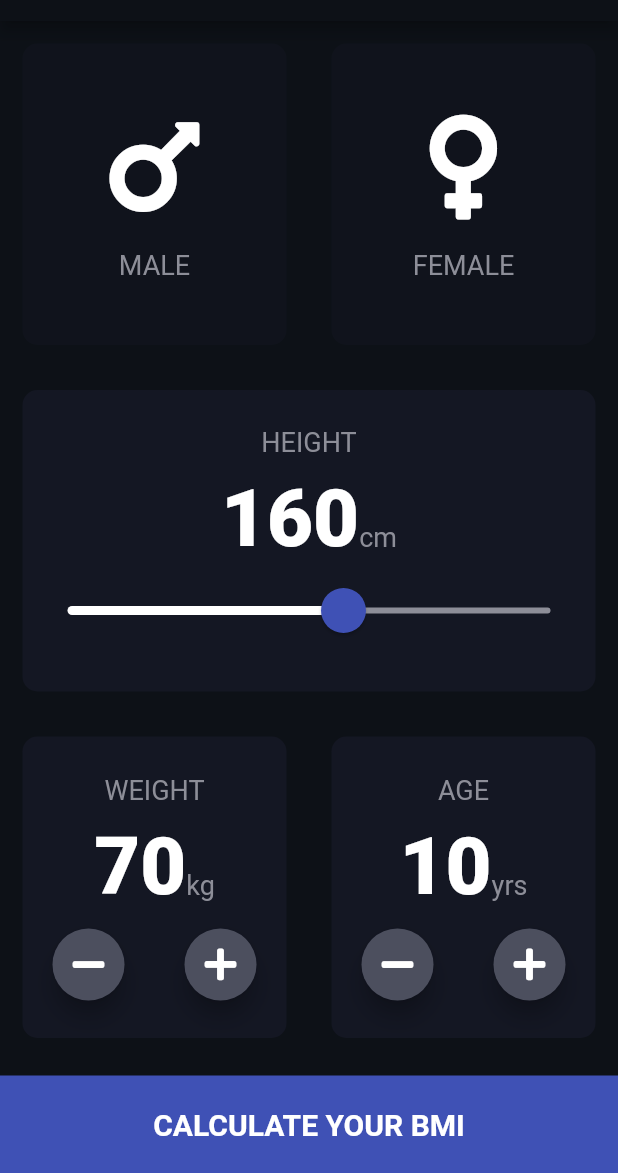
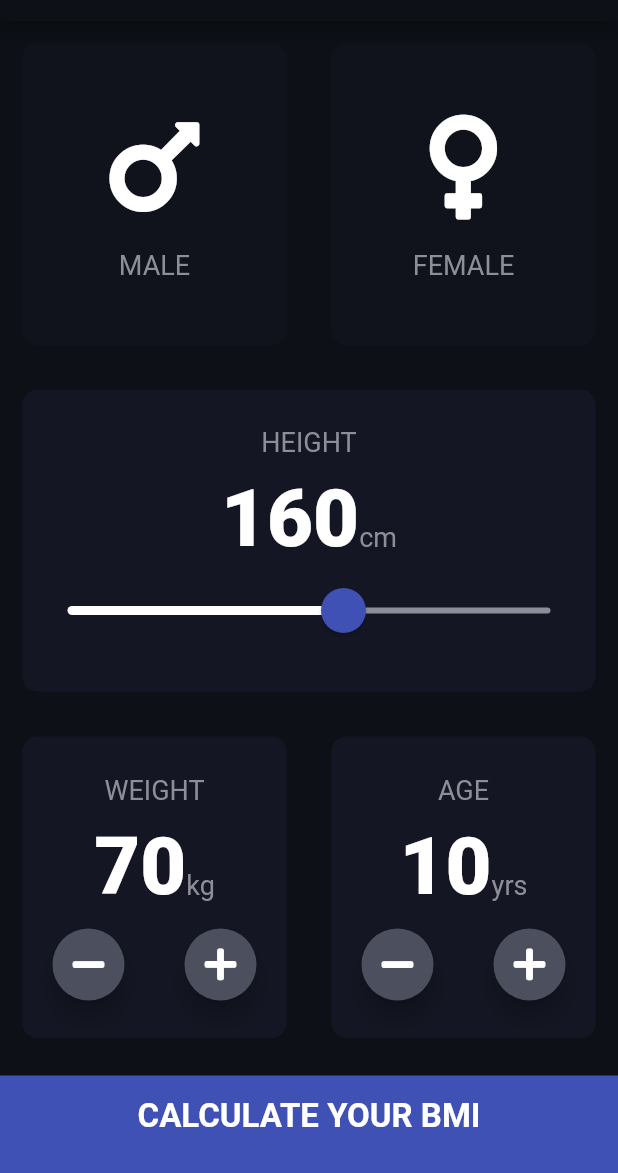
Before and after one commit to billnice250/bmi_calculator, a Flutter app: the screen it shows after launch, on a phone screen of 412 x 824 dp, the part 63-1236 px from its top. Run offline on Flutter 3.47's test engine with Material 2 defaults, Android fonts, the phone set to English and light mode, and no system bars; our stand-ins replace font_awesome_flutter.

```diff
--- /dev/null
+++ b/lib/bottom_button.dart
@@ -0,0 +1,30 @@
+import 'package:flutter/material.dart';
+
+import 'constants.dart';
+
+class BottomButton extends StatelessWidget {
+  final Function onTap;
+  final String buttonTitle;
+
+  const BottomButton({@required this.onTap, @required this.buttonTitle});
+
+  @override
+  Widget build(BuildContext context) {
+    return GestureDetector(
+      onTap: onTap,
+      child: Container(
+        child: Center(
+          child: Text(
+            buttonTitle,
+            style: kCalculateButtonTextStyle,
+          ),
+        ),
+        color: kCalculateButtonColor,
+        margin: EdgeInsets.only(top: 10.0),
+        padding: EdgeInsets.only(bottom: 10.0),
+        width: double.infinity,
+        height: kBottomContainerHeight,
+      ),
+    );
+  }
+}
--- a/lib/constants.dart
+++ b/lib/constants.dart
@@ -1,10 +1,15 @@
 import 'package:flutter/material.dart';
+
+const kMinHumanHeight = 40.0;
+const kMaxHumanHeight = 250.0;
+const kMinHumanWeight = 1;
+const kMaxHumanWeight = 700;
 
 const kBottomContainerHeight = 65.0;
 const Color kActiveCardColor = Color(0x6F1D1E33);
 const Color kInactiveCardColor = Color(0x2F1D1E33);
 
-const Color kBottomContainerColor = Colors.indigo;
+const Color kCalculateButtonColor = Colors.indigo;
 const Color kAppPrimaryColor = Color(0xFF0D1117);
 const kLabelTextStyle = TextStyle(
   fontSize: 18.0,
@@ -17,7 +22,23 @@ const kNumberTextStyle = TextStyle(
 const kTitleSeparationLine = SizedBox(
   height: 10.0,
 );
-const kMinHumanHeight = 40.0;
-const kMaxHumanHeight = 250.0;
-const kMinHumanWeight = 1;
-const kMaxHumanWeight = 700;
+const kCalculateButtonTextStyle = TextStyle(
+  fontWeight: FontWeight.bold,
+  fontSize: 22.0,
+);
+const kTitleTextStyle = TextStyle(
+  fontWeight: FontWeight.bold,
+  fontSize: 50.0,
+);
+const kResultTextStyle = TextStyle(
+  color: Color(0xFF24D876),
+  fontSize: 22.0,
+  fontWeight: FontWeight.bold,
+);
+const kBMITextStyle = TextStyle(
+  fontSize: 100.0,
+  fontWeight: FontWeight.bold,
+);
+const kAdviceMessageTextStyle = TextStyle(
+  fontSize: 22.0,
+);
--- a/lib/input_page.dart
+++ b/lib/input_page.dart
@@ -1,10 +1,13 @@
 import 'package:flutter/cupertino.dart';
 import 'package:flutter/material.dart';
 import 'package:font_awesome_flutter/font_awesome_flutter.dart';
+import 'package:my_bmi/results_page.dart';
 import 'package:my_bmi/reusable_card.dart';
 
+import 'bottom_button.dart';
 import 'constants.dart';
 import 'icon_content.dart';
+import 'results_page.dart';
 import 'round_icon_button.dart';
 
 enum Gender { MALE, FEMALE }
@@ -97,7 +100,7 @@ class _InputPageState extends State<InputPage> {
                   SliderTheme(
                     data: SliderTheme.of(context).copyWith(
                       activeTrackColor: Colors.white,
-                      thumbColor: kBottomContainerColor,
+                      thumbColor: kCalculateButtonColor,
                       thumbShape:
                           RoundSliderThumbShape(enabledThumbRadius: 15.0),
                       overlayShape:
@@ -247,18 +250,16 @@ class _InputPageState extends State<InputPage> {
               ],
             ),
           ),
-          Container(
-            child: Center(
-              child: Text('CALCULATE YOUR BMI',
-                  style: TextStyle(
-                    fontWeight: FontWeight.bold,
-                    fontSize: 20.0,
-                  )),
-            ),
-            color: kBottomContainerColor,
-            margin: EdgeInsets.only(top: 10.0),
-            width: double.infinity,
-            height: kBottomContainerHeight,
+          BottomButton(
+            onTap: () {
+              Navigator.push(
+                context,
+                MaterialPageRoute(
+                  builder: (context) => ResultsPage(),
+                ),
+              );
+            },
+            buttonTitle: 'CALCULATE YOUR BMI',
           ),
         ],
       ),
--- a/lib/main.dart
+++ b/lib/main.dart
@@ -10,7 +10,7 @@ class BMICalculator extends StatelessWidget {
   @override
   Widget build(BuildContext context) {
     SystemChrome.setSystemUIOverlayStyle(SystemUiOverlayStyle(
-      systemNavigationBarColor: kBottomContainerColor,
+      systemNavigationBarColor: kCalculateButtonColor,
     ));
     return MaterialApp(
       theme: ThemeData.dark().copyWith(
```
Also changed, not shown: lib/results_page.dart (added, +65 -0 lines).
